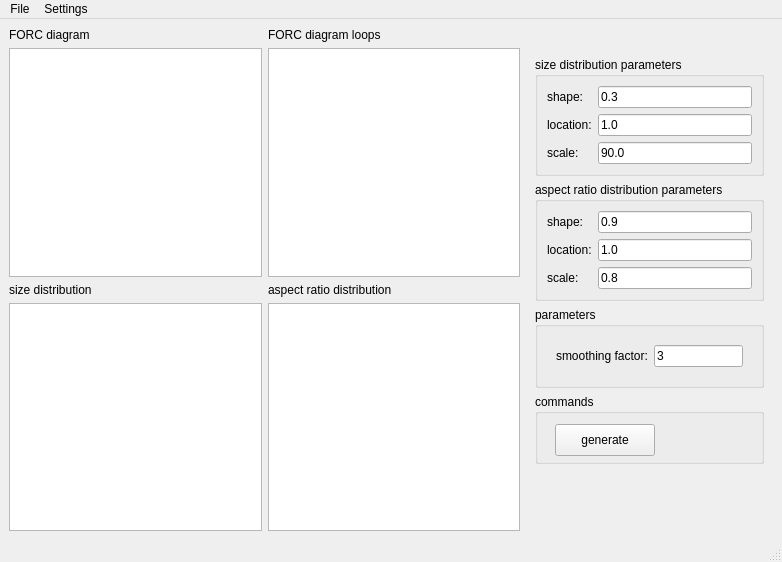
This is gui/main_window.ui in Lesleis-Nagy/synth-forc as Qt 5 draws it before an edit. The edited form follows.
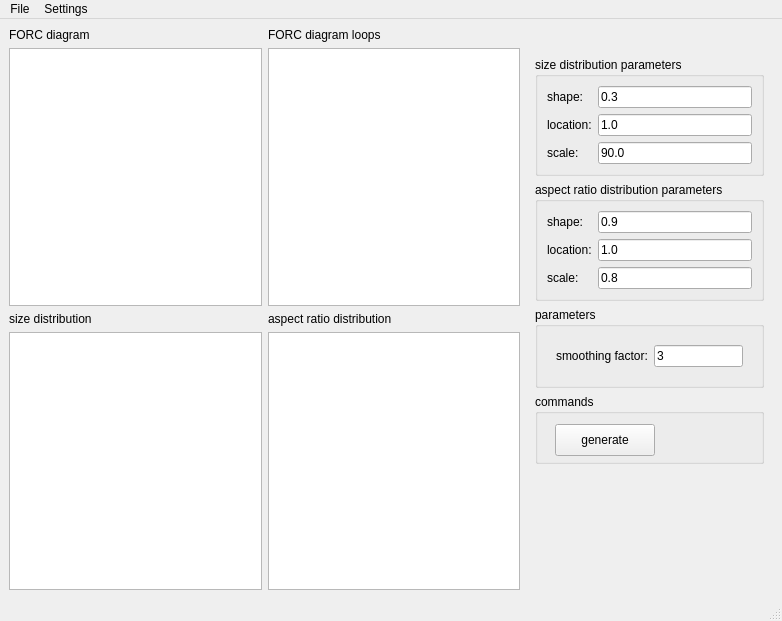
This is the edited form.

What changed in the file:
```diff
--- a/gui/main_window.ui
+++ b/gui/main_window.ui
@@ -7,7 +7,7 @@
     <x>0</x>
     <y>0</y>
     <width>782</width>
-    <height>562</height>
+    <height>621</height>
    </rect>
   </property>
   <property name="minimumSize">
@@ -32,10 +32,18 @@
      <widget class="QGraphicsView" name="graphics_size_distribution">
       <property name="minimumSize">
        <size>
-        <width>10</width>
-        <height>10</height>
+        <width>240</width>
+        <height>240</height>
        </size>
       </property>
+      <property name="sceneRect">
+       <rectf>
+        <x>0.000000000000000</x>
+        <y>0.000000000000000</y>
+        <width>220.000000000000000</width>
+        <height>220.000000000000000</height>
+       </rectf>
+      </property>
      </widget>
     </item>
     <item row="3" column="1">
@@ -271,10 +279,18 @@
      <widget class="QGraphicsView" name="graphics_loops">
       <property name="minimumSize">
        <size>
-        <width>10</width>
-        <height>10</height>
+        <width>240</width>
+        <height>240</height>
        </size>
       </property>
+      <property name="sceneRect">
+       <rectf>
+        <x>0.000000000000000</x>
+        <y>0.000000000000000</y>
+        <width>220.000000000000000</width>
+        <height>220.000000000000000</height>
+       </rectf>
+      </property>
      </widget>
     </item>
     <item row="3" column="0">
@@ -288,8 +304,8 @@
      <widget class="QGraphicsView" name="graphics_forcs">
       <property name="minimumSize">
        <size>
-        <width>10</width>
-        <height>10</height>
+        <width>240</width>
+        <height>240</height>
        </size>
       </property>
       <property name="maximumSize">
@@ -298,16 +314,32 @@
         <height>16777215</height>
        </size>
       </property>
+      <property name="sceneRect">
+       <rectf>
+        <x>0.000000000000000</x>
+        <y>0.000000000000000</y>
+        <width>220.000000000000000</width>
+        <height>220.000000000000000</height>
+       </rectf>
+      </property>
      </widget>
     </item>
     <item row="4" column="1">
      <widget class="QGraphicsView" name="graphics_aratio_distribution">
       <property name="minimumSize">
        <size>
-        <width>10</width>
-        <height>10</height>
+        <width>240</width>
+        <height>240</height>
        </size>
       </property>
+      <property name="sceneRect">
+       <rectf>
+        <x>0.000000000000000</x>
+        <y>0.000000000000000</y>
+        <width>220.000000000000000</width>
+        <height>220.000000000000000</height>
+       </rectf>
+      </property>
      </widget>
     </item>
    </layout>
```
